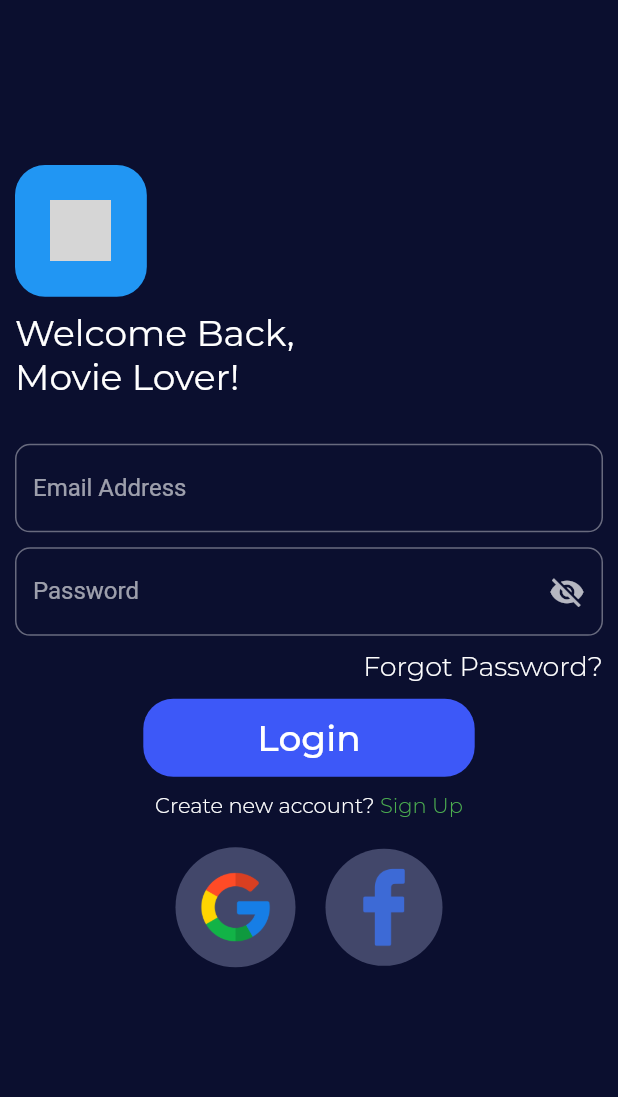
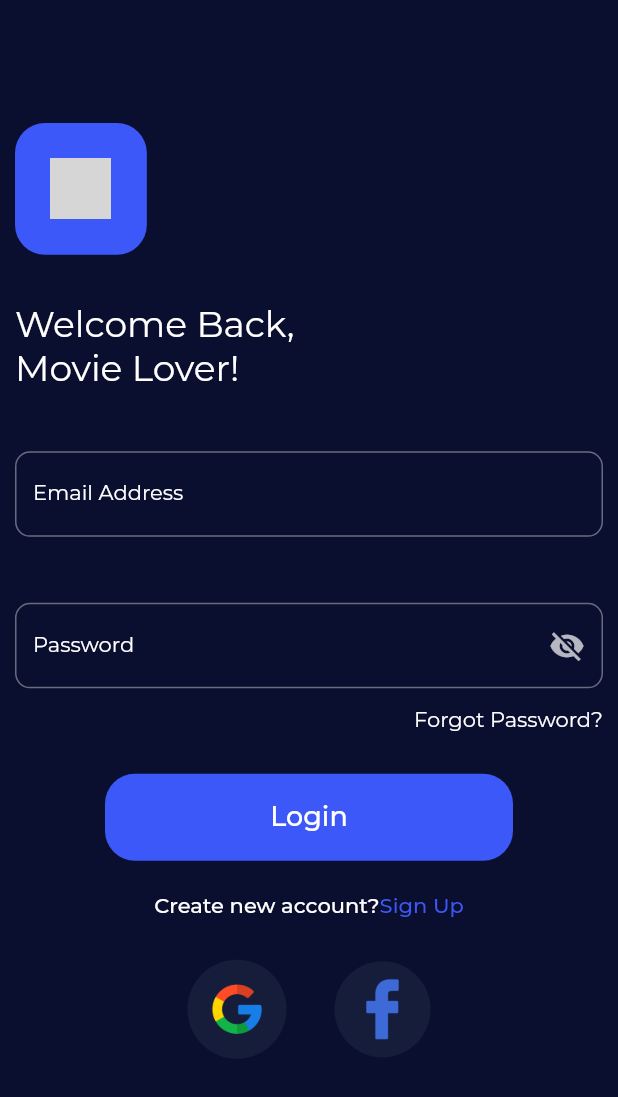
Before and after one commit to ThanhThanh189/t_movie, a Flutter app: the screen it shows after launch, on a phone screen of 412 x 824 dp. Shown: the top 1097 px of the screen. Run offline on Flutter 3.47's test engine with Material 2 defaults, Android fonts, the phone set to English and light mode, and no system bars; our stand-ins replace equatable, firebase_auth, firebase_core, flutter_bloc, flutter_rating_bar, image_picker and 1 more; accounts and stored records are empty; grey boxes are pictures that could not be loaded.

Commit message:
create input_text_field, base button.

```diff
--- a/lib/common/app_colors.dart
+++ b/lib/common/app_colors.dart
@@ -13,4 +13,5 @@ class AppColors {
   static const Color dartBackground2 = Color(0xFF151D3B);
   static const Color dartBackground1 = Color(0xFF0B0F2F);
   static const Color veryDartBackground = Color(0xFF051138);
+  static const Color mainText = Color(0xFFFFFFFF);
 }
--- a/lib/common/icon_constraints.dart
+++ b/lib/common/app_icons.dart
@@ -1,4 +1,4 @@
-class IconContraints {
+class AppIcons {
   static const String prePath = 'assets/images';
   static const String iconAdd = '$prePath/add.png';
   static const String iconBack = '$prePath/back.png';
--- /dev/null
+++ b/lib/common/app_strings.dart
@@ -0,0 +1,12 @@
+class AppStrings {
+  //Sign in
+  static String signinWelcomBack = 'Welcome Back, Movie Lover!';
+  static String signinEmailAddress = 'Email Address';
+  static String signinPassword = 'Password';
+  static String signinEmailNotEmpty = 'Email is not empty';
+  static String signinPasswordNotEmpty = 'Password is not empty';
+  static String signinForgotPassword = 'Forgot Password?';
+  static String signinLogin = 'Login';
+  static String signinCreateNewAccount = 'Create new account?';
+  static String signinSignUp = 'Sign Up';
+}
--- a/lib/common/string_constraints.dart
+++ b/lib/common/app_text_styles.dart
@@ -1,9 +1,14 @@
 import 'package:flutter/material.dart';
 import 'package:movie_ticket/common/app_colors.dart';
 
-class StringConstraints {
-  static const TextStyle h1 =
-      TextStyle(fontSize: 24, fontFamily: 'montserrat', color: Colors.white);
+class AppTextStyles {
+  static const TextStyle medium24 = TextStyle(
+    fontSize: 24,
+    fontFamily: 'montserrat',
+    color: Colors.white,
+  );
+  static const TextStyle medium18 = TextStyle(
+      fontSize: 18, fontFamily: 'montserrat', fontWeight: FontWeight.w500);
   static const TextStyle h2 = TextStyle(
       fontSize: 18,
       fontFamily: 'montserrat',
@@ -24,6 +29,16 @@ class StringConstraints {
       fontFamily: 'montserrat',
       color: Colors.red,
       fontWeight: FontWeight.bold);
+  static const TextStyle medium14 = TextStyle(
+    fontSize: 14,
+    fontFamily: 'montserrat',
+    fontWeight: FontWeight.w500,
+  );
+  static const TextStyle regular14 = TextStyle(
+    fontSize: 14,
+    fontFamily: 'montserrat',
+    fontWeight: FontWeight.w400,
+  );
   static const TextStyle h3 = TextStyle(
       fontSize: 14,
       fontFamily: 'montserrat',
@@ -50,19 +65,21 @@ class StringConstraints {
       fontFamily: 'montserrat',
       color: Colors.blue,
       fontWeight: FontWeight.w300);
-   static const TextStyle h6BlueBold = TextStyle(
+  static const TextStyle h6BlueBold = TextStyle(
       fontSize: 14,
       fontFamily: 'montserrat',
       color: Colors.blue,
       fontWeight: FontWeight.bold);
   static const TextStyle h7 = TextStyle(
-      fontSize: 12,
-      fontFamily: 'montserrat',
-      color: AppColors.greyBackground2);
+    fontSize: 12,
+    fontFamily: 'montserrat',
+    color: AppColors.greyBackground2,
+  );
   static const TextStyle h8 = TextStyle(
-      fontSize: 16,
-      fontFamily: 'montserrat',
-      color: AppColors.whiteBackground,);
+    fontSize: 16,
+    fontFamily: 'montserrat',
+    color: AppColors.whiteBackground,
+  );
   static const TextStyle h8Bold = TextStyle(
       fontSize: 16,
       fontFamily: 'montserrat',
--- a/lib/ui/new_user/signin_screen.dart
+++ b/lib/ui/new_user/signin_screen.dart
@@ -6,25 +6,27 @@ import 'package:movie_ticket/blocs/login/login_bloc.dart';
 import 'package:movie_ticket/blocs/login/login_event.dart';
 import 'package:movie_ticket/blocs/login/login_state.dart';
 import 'package:movie_ticket/common/app_colors.dart';
-import 'package:movie_ticket/common/icon_constraints.dart';
-import 'package:movie_ticket/common/string_constraints.dart';
+import 'package:movie_ticket/common/app_icons.dart';
+import 'package:movie_ticket/common/app_strings.dart';
+import 'package:movie_ticket/common/app_text_styles.dart';
 import 'package:movie_ticket/common/view_state.dart';
 import 'package:movie_ticket/data/repositories/user_repository.dart';
 import 'package:movie_ticket/ui/new_user/signup_screen.dart';
+import 'package:movie_ticket/ui/widgets/base_button/base_button.dart';
+import 'package:movie_ticket/ui/widgets/input_text_field/input_text_field.dart';
 
 class SignInScreen extends StatelessWidget {
-  final UserRepository userRepository;
-  const SignInScreen({
+  SignInScreen({
     Key? key,
     required this.userRepository,
   }) : super(key: key);
-
-  @override
-  Widget build(BuildContext context) {
+  final UserRepository userRepository;
   final _formKey = GlobalKey<FormState>();
   final _emailController = TextEditingController();
   final _passwordController = TextEditingController();
 
+  @override
+  Widget build(BuildContext context) {
     return BlocProvider(
       create: (context) => LoginBloc(userRepository: userRepository),
       child: BlocConsumer<LoginBloc, LoginState>(
@@ -51,15 +53,16 @@ class SignInScreen extends StatelessWidget {
           return Scaffold(
             backgroundColor: AppColors.dartBackground1,
             body: SafeArea(
-              child: Container(
-                margin: const EdgeInsets.all(10),
+              child: Padding(
+                padding: const EdgeInsets.all(10),
                 child: ListView(
                   children: [
+                    const SizedBox(height: 72),
                     // welcome back
                     _buildWelcome(context),
+                    const SizedBox(height: 41),
                     // form login
-                    _buildForm(context, state, _formKey, _emailController,
-                        _passwordController)
+                    _buildForm(context, state)
                   ],
                 ),
               ),
@@ -71,202 +74,193 @@ class SignInScreen extends StatelessWidget {
   }
 
   Widget _buildWelcome(BuildContext context) {
-    return Container(
-      margin: const EdgeInsets.only(top: 100),
-      child: Column(
+    return Column(
       crossAxisAlignment: CrossAxisAlignment.start,
       children: [
         Container(
             padding: const EdgeInsets.all(23.6),
             decoration: BoxDecoration(
-                  borderRadius: BorderRadius.circular(20), color: Colors.blue),
+                borderRadius: BorderRadius.circular(20),
+                color: AppColors.mainColor),
             child: Image.asset(
-                IconContraints.iconFilm,
+              AppIcons.iconFilm,
               color: Colors.white,
               width: 40.69,
               height: 40.69,
             )),
         const SizedBox(
-            height: 10,
+          height: 32,
         ),
         Container(
           margin: const EdgeInsets.only(right: 150),
-            child: const Text(
-              'Welcome Back, Movie Lover!',
-              style: StringConstraints.h1,
+          child: Text(
+            AppStrings.signinWelcomBack,
+            style: AppTextStyles.medium24,
           ),
         ),
       ],
-      ),
     );
   }
 
   Widget _buildForm(
     BuildContext context,
     LoginState state,
-      GlobalKey<FormState> _formKey,
-      TextEditingController _emailController,
-      TextEditingController _passwordController) {
-    return Container(
-      margin: const EdgeInsets.only(top: 30),
-      child: Form(
+  ) {
+    return Form(
       key: _formKey,
       child: Column(
         children: [
-            _buildFormEmail(context, state, _emailController),
-            _buildFormPassword(context, state, _passwordController),
+          _buildFormEmail(context, state),
+          const SizedBox(
+            height: 44,
+          ),
+          _buildFormPassword(context, state),
+          const SizedBox(
+            height: 12,
+          ),
           _buildForgotPassword(context),
-            _buildButtonLogin(context, _emailController, _passwordController),
+          const SizedBox(
+            height: 28,
+          ),
+          _buildButtonLogin(context),
+          const SizedBox(
+            height: 21,
+          ),
           _buildSignUp(context),
+          const SizedBox(
+            height: 28,
+          ),
           _buildLoginWithGoogleAndFacebook(context)
-          ],
-        ),
-      ),
-    );
-  }
-
-  Widget _buildFormEmail(BuildContext context, LoginState state,
-      TextEditingController _emailController) {
-    return TextFormField(
-      controller: _emailController,
-      decoration: InputDecoration(
-          labelText: 'Email Address',
-          errorText: state.isValidateEmail ? null : 'email is not empty',
-          border: OutlineInputBorder(borderRadius: BorderRadius.circular(10))),
-      validator: null,
-      onChanged: (value) {
-        BlocProvider.of<LoginBloc>(context)
-            .add(SetEmailLoginEvent(email: value));
-      },
-    );
-  }
-
-  Widget _buildFormPassword(BuildContext context, LoginState state,
-      TextEditingController _passwordController) {
-    return Container(
-      margin: const EdgeInsets.only(top: 10),
-      child: TextFormField(
-        controller: _passwordController,
-        obscureText: state.showPassword ? false : true,
-        decoration: InputDecoration(
-            errorText:
-                state.isValidatePassword ? null : 'password is not empty',
-            suffixIcon: GestureDetector(
-              onTap: () {
-                BlocProvider.of<LoginBloc>(context)
-                    .add(ShowPasswordEvent(showPassword: !state.showPassword));
-              },
-              child: state.showPassword
-                  ? const Icon(Icons.visibility)
-                  : const Icon(Icons.visibility_off),
-            ),
-            labelText: 'Password',
-            border:
-                OutlineInputBorder(borderRadius: BorderRadius.circular(10))),
-        validator: null,
-        onChanged: (value) {
-          BlocProvider.of<LoginBloc>(context)
-              .add(SetPasswordLoginEvent(password: value));
-        },
-      ),
-    );
-  }
-
-  Widget _buildForgotPassword(BuildContext context) {
-    return Container(
-      margin: const EdgeInsets.only(top: 10),
-      child: Row(
-        mainAxisAlignment: MainAxisAlignment.end,
-        children: const [
-          Text(
-            'Forgot Password?',
-            textAlign: TextAlign.end,
-            style: StringConstraints.h2,
-          )
         ],
       ),
     );
   }
 
-  Widget _buildButtonLogin(
+  Widget _buildFormEmail(
     BuildContext context,
-      TextEditingController _emailController,
-      TextEditingController _passwordController) {
-    return Container(
-        margin: const EdgeInsets.only(top: 10),
-        padding: const EdgeInsets.symmetric(horizontal: 60, vertical: 2),
-        decoration: BoxDecoration(
-            borderRadius: BorderRadius.circular(20),
-            color: AppColors.mainColor),
-        child: FlatButton(
-          color: AppColors.mainColor,
+    LoginState state,
+  ) {
+    return InputTextField(
+      controller: _emailController,
+      labelText: AppStrings.signinEmailAddress,
+      errorText: state.isValidateEmail ? null : AppStrings.signinEmailNotEmpty,
+      isPassword: false,
+      onChange: (value) {
+        BlocProvider.of<LoginBloc>(context).add(
+          SetEmailLoginEvent(email: value),
+        );
+      },
+    );
+  }
+
+  Widget _buildFormPassword(
+    BuildContext context,
+    LoginState state,
+  ) {
+    return InputTextField(
+      controller: _passwordController,
+      obscureText: state.showPassword ? false : true,
+      errorText:
+          state.isValidatePassword ? null : AppStrings.signinPasswordNotEmpty,
+      isPassword: true,
+      labelText: AppStrings.signinPassword,
+      onTapEyes: () {
+        BlocProvider.of<LoginBloc>(context).add(
+          ShowPasswordEvent(showPassword: !state.showPassword),
+        );
+      },
+      visibility: state.showPassword,
+      onChange: (value) {
+        BlocProvider.of<LoginBloc>(context)
+            .add(SetPasswordLoginEvent(password: value));
+      },
+    );
+  }
+
+  Widget _buildForgotPassword(BuildContext context) {
+    return Row(
+      mainAxisAlignment: MainAxisAlignment.end,
+      children: [
+        Text(
+          AppStrings.signinForgotPassword,
+          textAlign: TextAlign.end,
+          style: AppTextStyles.regular14.copyWith(color: AppColors.mainText),
+        )
+      ],
+    );
+  }
+
+  Widget _buildButtonLogin(BuildContext context) {
+    return Padding(
+      padding: const EdgeInsets.symmetric(horizontal: 60),
+      child: BaseButton(
+          text: AppStrings.signinLogin,
           onPressed: () {
             BlocProvider.of<LoginBloc>(context).add(
                 LoginWithEmailAndPasswordEvent(
                     email: _emailController.text,
                     password: _passwordController.text));
-          },
-          child: const Text(
-            'Login',
-            style: StringConstraints.h1,
-          ),
-        ));
+          }),
+    );
   }
 
   Widget _buildSignUp(BuildContext context) {
-    return Container(
-      margin: const EdgeInsets.only(top: 10),
-      child: GestureDetector(
+    return GestureDetector(
       onTap: () {
-          Navigator.of(context).push(MaterialPageRoute(
-              builder: (_) => SignUpScreen(userRepository: userRepository)));
+        Navigator.of(context).push(
+          MaterialPageRoute(
+            builder: (_) => SignUpScreen(userRepository: userRepository),
+          ),
+        );
       },
       child: RichText(
-            text: const TextSpan(children: [
-          TextSpan(text: 'Create new account?', style: StringConstraints.h3),
-          TextSpan(text: ' Sign Up', style: StringConstraints.h4),
+          text: TextSpan(children: [
+        TextSpan(
+          text: AppStrings.signinCreateNewAccount,
+          style: AppTextStyles.medium14.copyWith(color: AppColors.mainText),
+        ),
+        TextSpan(
+          text: AppStrings.signinSignUp,
+          style: AppTextStyles.medium14.copyWith(color: AppColors.mainColor),
+        ),
       ])),
-      ),
     );
   }
 
   Widget _buildLoginWithGoogleAndFacebook(BuildContext context) {
-    return Container(
-      margin: const EdgeInsets.only(top: 20),
-      child: Row(
+    return Row(
       mainAxisAlignment: MainAxisAlignment.center,
       children: [
         Container(
           padding: const EdgeInsets.all(15),
           decoration: BoxDecoration(
-                color: AppColors.greyBackground1,
+              color: AppColors.dartBackground2,
               borderRadius: BorderRadius.circular(1000)),
           child: ClipOval(
             child: Image.asset(
-                IconContraints.iconGoogle,
+              AppIcons.iconGoogle,
+              height: 36,
+              width: 36,
+            ),
+          ),
+        ),
+        const SizedBox(
+          width: 32,
+        ),
+        Container(
+          padding: const EdgeInsets.all(7),
+          decoration: BoxDecoration(
+              color: AppColors.dartBackground2,
+              borderRadius: BorderRadius.circular(1000)),
+          child: ClipOval(
+            child: Image.asset(
+              AppIcons.iconFacebook,
               height: 50,
               width: 50,
             ),
           ),
-          ),
-          const SizedBox(
-            width: 20,
-          ),
-          Container(
-            padding: const EdgeInsets.all(7),
-            decoration: BoxDecoration(
-                color: AppColors.greyBackground1,
-                borderRadius: BorderRadius.circular(1000)),
-            child: ClipOval(
-              child: Image.asset(
-                IconContraints.iconFacebook,
-                height: 64,
-                width: 64,
-              ),
-            ),
         )
       ],
-      ),
     );
   }
 }
--- a/lib/ui/new_user/signup_screen.dart
+++ b/lib/ui/new_user/signup_screen.dart
@@ -5,7 +5,7 @@ import 'package:movie_ticket/blocs/register/register_event.dart';
 import 'package:movie_ticket/blocs/register/register_state.dart';
 import 'package:movie_ticket/common/app_colors.dart';
 import 'package:movie_ticket/common/global.dart';
-import 'package:movie_ticket/common/string_constraints.dart';
+import 'package:movie_ticket/common/app_text_styles.dart';
 import 'package:movie_ticket/common/view_state.dart';
 import 'package:movie_ticket/data/repositories/user_repository.dart';
 
@@ -235,7 +235,7 @@ class SignUpScreen extends StatelessWidget {
           },
           child: const Text(
             'Sign Up',
-            style: StringConstraints.h2,
+            style: AppTextStyles.h2,
           ),
         ));
   }
--- a/lib/ui/new_user/splash_screen.dart
+++ b/lib/ui/new_user/splash_screen.dart
@@ -1,6 +1,6 @@
 import 'package:flutter/material.dart';
 import 'package:movie_ticket/common/app_colors.dart';
-import 'package:movie_ticket/common/icon_constraints.dart';
+import 'package:movie_ticket/common/app_icons.dart';
 
 class SplashScreen extends StatelessWidget {
   const SplashScreen({Key? key}) : super(key: key);
@@ -16,7 +16,7 @@ class SplashScreen extends StatelessWidget {
               decoration: BoxDecoration(
                   borderRadius: BorderRadius.circular(32), color: Colors.blue),
               child: Image.asset(
-                IconContraints.iconFilm,
+                AppIcons.iconFilm,
                 color: Colors.white,
               )),
         ),
--- a/lib/ui/setting/edit_profile_screen.dart
+++ b/lib/ui/setting/edit_profile_screen.dart
@@ -6,7 +6,7 @@ import 'package:movie_ticket/blocs/profile/profile_bloc.dart';
 import 'package:movie_ticket/blocs/profile/profile_event.dart';
 import 'package:movie_ticket/blocs/profile/profile_state.dart';
 import 'package:movie_ticket/common/app_colors.dart';
-import 'package:movie_ticket/common/string_constraints.dart';
+import 'package:movie_ticket/common/app_text_styles.dart';
 import 'package:movie_ticket/common/view_state.dart';
 import 'package:movie_ticket/data/repositories/user_repository.dart';
 
@@ -218,7 +218,7 @@ class EditProfileScreen extends StatelessWidget {
           },
           child: const Text(
             'Update My Profile',
-            style: StringConstraints.h2,
+            style: AppTextStyles.h2,
           ),
         ));
   }
--- /dev/null
+++ b/lib/ui/widgets/base_button/base_button.dart
@@ -0,0 +1,33 @@
+import 'package:flutter/material.dart';
+import 'package:movie_ticket/common/app_colors.dart';
+import 'package:movie_ticket/common/app_text_styles.dart';
+
+class BaseButton extends StatelessWidget {
+  const BaseButton({
+    Key? key,
+    required this.text,
+    required this.onPressed,
+  }) : super(key: key);
+
+  final String text;
+  final Function() onPressed;
+
+  @override
+  Widget build(BuildContext context) {
+    return Container(
+      width: double.infinity,
+      padding: const EdgeInsets.symmetric(vertical: 5),
+      decoration: BoxDecoration(
+          borderRadius: BorderRadius.circular(20), color: AppColors.mainColor),
+      child: TextButton(
+        onPressed: onPressed,
+        child: Text(
+          text,
+          style: AppTextStyles.medium18.copyWith(
+            color: AppColors.mainText,
+          ),
+        ),
+      ),
+    );
+  }
+}
--- /dev/null
+++ b/lib/ui/widgets/input_text_field/input_text_field.dart
@@ -0,0 +1,59 @@
+import 'package:flutter/material.dart';
+import 'package:movie_ticket/common/app_colors.dart';
+import 'package:movie_ticket/common/app_text_styles.dart';
+
+class InputTextField extends StatelessWidget {
+  const InputTextField({
+    Key? key,
+    required this.controller,
+    this.obscureText,
+    required this.errorText,
+    this.onTapEyes,
+    this.visibility,
+    required this.onChange,
+    required this.isPassword,
+    required this.labelText,
+  }) : super(key: key);
+  final TextEditingController controller;
+  final bool? obscureText;
+  final String? errorText;
+  final VoidCallback? onTapEyes;
+  final bool isPassword;
+  final bool? visibility;
+  final String labelText;
+  final Function(String) onChange;
+
+  @override
+  Widget build(BuildContext context) {
+    return SizedBox(
+      width: double.infinity,
+      child: TextFormField(
+        controller: controller,
+        style: AppTextStyles.regular14.copyWith(
+          color: AppColors.mainText,
+        ),
+        obscureText: obscureText ?? false,
+        decoration: InputDecoration(
+          labelStyle: AppTextStyles.regular14.copyWith(
+            color: AppColors.mainText,
+          ),
+          errorText: errorText,
+          suffixIcon: isPassword
+              ? GestureDetector(
+                  onTap: onTapEyes,
+                  child: visibility == true
+                      ? const Icon(Icons.visibility)
+                      : const Icon(Icons.visibility_off),
+                )
+              : null,
+          labelText: labelText,
+          border: OutlineInputBorder(
+            borderRadius: BorderRadius.circular(10),
+          ),
+        ),
+        validator: null,
+        onChanged: onChange,
+      ),
+    );
+  }
+}
```
Also changed, not shown: lib/ui/cart/cart_screen.dart (+4 -4 lines), lib/ui/cart/check_out_screen.dart (+11 -11 lines), lib/ui/favorite/favorite_screen.dart (+4 -4 lines), lib/ui/new_user/onboarding_screen.dart (+6 -6 lines), lib/ui/order_ticket/home_screen.dart (+8 -8 lines), lib/ui/order_ticket/information_screen.dart (+18 -18 lines), lib/ui/setting/setting_screen.dart (+10 -10 lines). Lines whose indentation alone changed are shown as unchanged.
